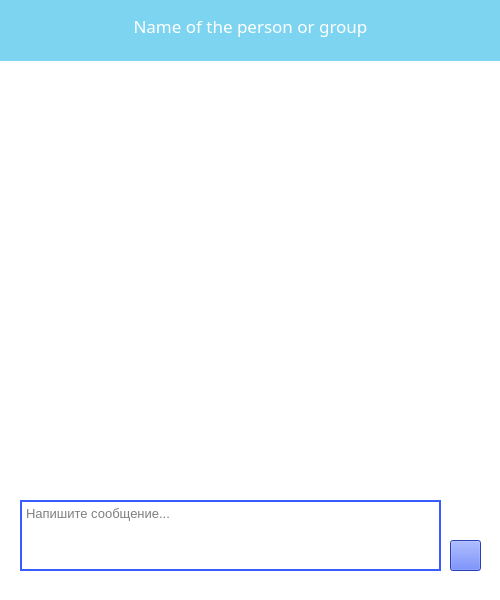
Before: the Qt Designer form src/client/chatwindow.ui in hseAmateurs/Chat, drawn with Qt 5.
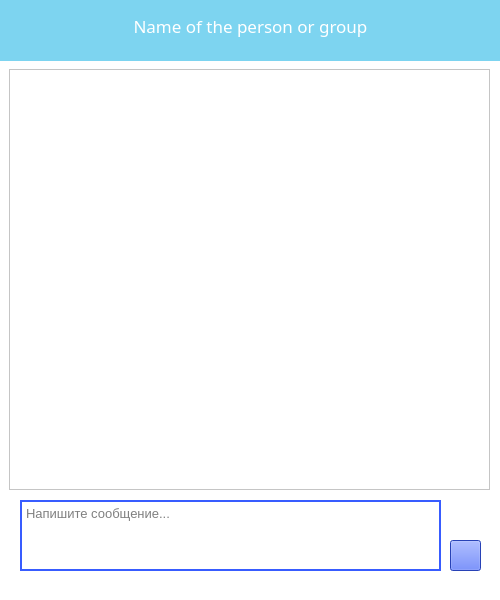
After: the same form once the commit is applied. Icons and pictures are not drawn.

Commit message: Messages in chatting window

The edit to the form file:
```diff
--- a/src/client/chatwindow.ui
+++ b/src/client/chatwindow.ui
@@ -10,6 +10,12 @@
     <height>600</height>
    </rect>
   </property>
+  <property name="minimumSize">
+   <size>
+    <width>500</width>
+    <height>600</height>
+   </size>
+  </property>
   <property name="font">
    <font>
     <family>Yu Gothic UI Semilight</family>
@@ -169,6 +175,25 @@
     <string>Напишите сообщение...</string>
    </property>
   </widget>
+  <widget class="QFrame" name="frame">
+   <property name="geometry">
+    <rect>
+     <x>9</x>
+     <y>69</y>
+     <width>481</width>
+     <height>421</height>
+    </rect>
+   </property>
+   <property name="layoutDirection">
+    <enum>Qt::RightToLeft</enum>
+   </property>
+   <property name="frameShape">
+    <enum>QFrame::StyledPanel</enum>
+   </property>
+   <property name="frameShadow">
+    <enum>QFrame::Raised</enum>
+   </property>
+  </widget>
  </widget>
  <resources/>
  <connections/>
```
Left out of the diff: 5 changed lines with no effect on the pictures. The commit also changes 3 other files.
